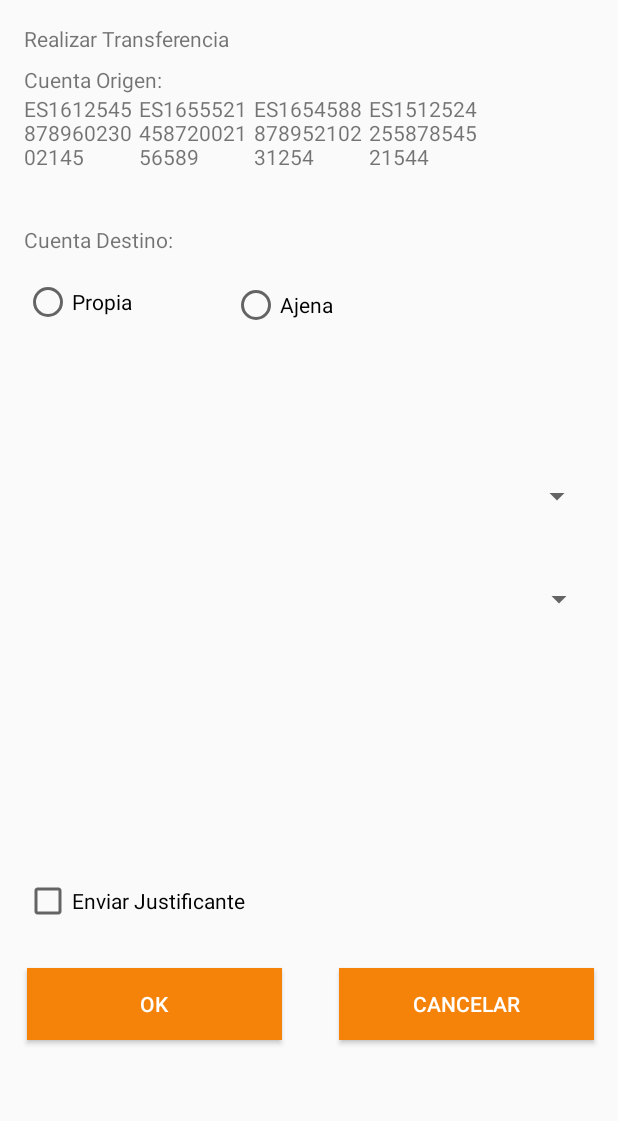
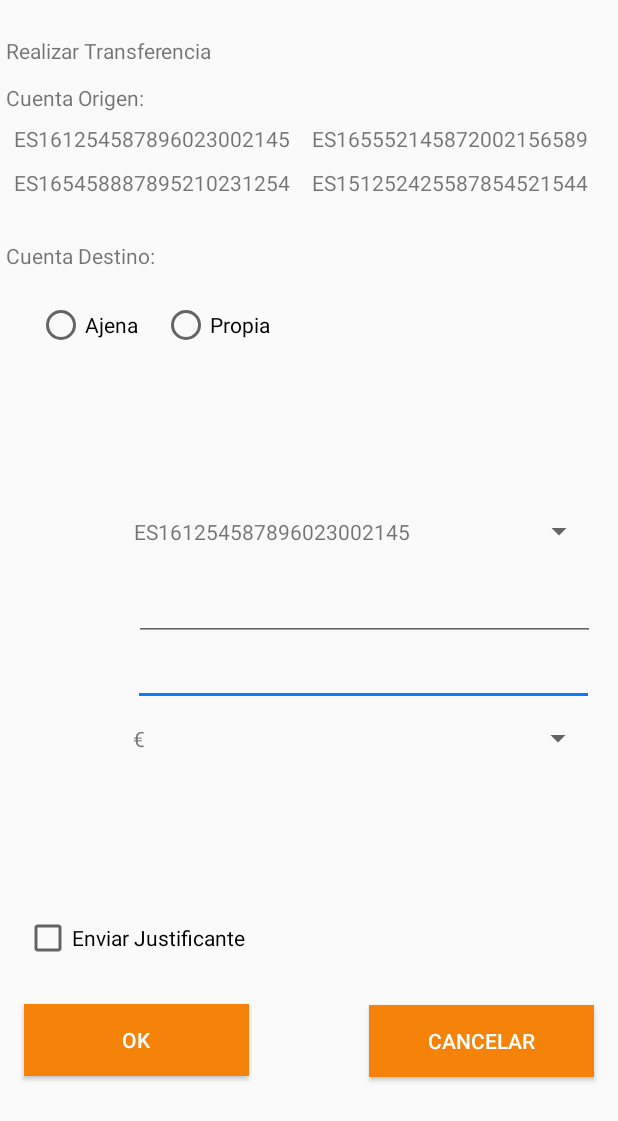
Before and after one commit to Crespuig/BancoAplicacion, an Android app: the TransferActivity screen opened directly, with no data from a screen before it, on a phone screen of 412 x 824 dp. Shown: the top 1121 px of the screen. Run offline under Robolectric (Android 15) with nearby library versions, the phone set to English and light mode, and no system bars.

Commit message:
Agregados todos los elementos del TransferActivity

```diff
--- /dev/null
+++ b/app/src/main/java/hecrpu/simarro/bancoaplicacion/DivisaAdapter.java
@@ -0,0 +1,47 @@
+package hecrpu.simarro.bancoaplicacion;
+
+import android.content.Context;
+import android.view.LayoutInflater;
+import android.view.View;
+import android.view.ViewGroup;
+import android.widget.BaseAdapter;
+import android.widget.TextView;
+
+import java.util.ArrayList;
+
+public class DivisaAdapter extends BaseAdapter {
+    private Context context;
+    private ArrayList<String> arrayList;
+
+    public DivisaAdapter(Context context, ArrayList<String> arrayList) {
+        this.context = context;
+        this.arrayList = arrayList;
+    }
+
+    @Override
+    public int getCount() {
+        return arrayList.size();
+    }
+
+    @Override
+    public Object getItem(int posicion) {
+        return arrayList.get(posicion);
+    }
+
+    @Override
+    public long getItemId(int posicion) {
+        return posicion;
+    }
+
+    @Override
+    public View getView(int posicion, View convertView, ViewGroup viewGroup) {
+        if(convertView == null){
+            LayoutInflater layoutInflater = (LayoutInflater) context.getSystemService(context.LAYOUT_INFLATER_SERVICE);
+            convertView = layoutInflater.inflate(R.layout.item_grid, null);
+        }
+        TextView gridText = (TextView) convertView.findViewById(R.id.gridViewText);
+        gridText.setText(arrayList.get(posicion));
+        return convertView;
+    }
+
+}
--- a/app/src/main/java/hecrpu/simarro/bancoaplicacion/TransferActivity.java
+++ b/app/src/main/java/hecrpu/simarro/bancoaplicacion/TransferActivity.java
@@ -7,6 +7,7 @@ import android.os.Bundle;
 import android.view.View;
 import android.widget.AdapterView;
 import android.widget.GridView;
+import android.widget.Spinner;
 
 import java.util.ArrayList;
 
@@ -14,6 +15,9 @@ public class TransferActivity extends AppCompatActivity {
 
     private GridView gridView;
     private GridAdapter gridAdapter;
+    private Spinner spinnerCuenta;
+    private Spinner spinnerDivisa;
+    private DivisaAdapter divisaAdapter;
 
     @Override
     protected void onCreate(Bundle savedInstanceState) {
@@ -39,6 +43,19 @@ public class TransferActivity extends AppCompatActivity {
             }
         });
 
+        // Spinner cuenta
+        spinnerCuenta = (Spinner) findViewById(R.id.spinnerTransfer);
+        spinnerCuenta.setAdapter(gridAdapter);
+
+        //Spinner divisa
+        ArrayList<String> divisaArray = new ArrayList<>();
+        divisaArray.add("€");
+        divisaArray.add("$");
+        spinnerDivisa = (Spinner) findViewById((R.id.divisaTransfer));
+        divisaAdapter = new DivisaAdapter(this, divisaArray);
+        spinnerDivisa.setAdapter(divisaAdapter);
+
+
     }
 
 
--- a/app/src/main/res/layout-xlarge-land/activity_transfer.xml
+++ b/app/src/main/res/layout-xlarge-land/activity_transfer.xml
@@ -23,7 +23,7 @@
         app:layout_constraintGuide_percent="0.5978112" />
 
     <TextView
-        android:id="@+id/textView1"
+        android:id="@+id/transferTextView1"
         android:layout_width="wrap_content"
         android:layout_height="wrap_content"
         android:layout_marginStart="16dp"
@@ -33,14 +33,14 @@
         app:layout_constraintTop_toTopOf="parent" />
 
     <TextView
-        android:id="@+id/textView2"
+        android:id="@+id/transferTextView2"
         android:layout_width="wrap_content"
         android:layout_height="wrap_content"
         android:layout_marginStart="16dp"
         android:layout_marginTop="8dp"
         android:text="TextView"
         app:layout_constraintStart_toStartOf="parent"
-        app:layout_constraintTop_toBottomOf="@+id/textView1" />
+        app:layout_constraintTop_toBottomOf="@+id/transferTextView1" />
 
     <GridView
         android:id="@+id/gridTransfer"
@@ -53,10 +53,10 @@
         android:stretchMode="columnWidth"
         android:verticalSpacing="10dp"
         app:layout_constraintStart_toStartOf="parent"
-        app:layout_constraintTop_toBottomOf="@+id/textView2" />
+        app:layout_constraintTop_toBottomOf="@+id/transferTextView2" />
 
     <TextView
-        android:id="@+id/textView3"
+        android:id="@+id/transferTextView3"
         android:layout_width="wrap_content"
         android:layout_height="wrap_content"
         android:layout_marginStart="16dp"
@@ -66,7 +66,7 @@
         app:layout_constraintTop_toBottomOf="@+id/gridTransfer" />
 
     <RadioButton
-        android:id="@+id/radioButton1"
+        android:id="@+id/transferRadioButton"
         android:layout_width="wrap_content"
         android:layout_height="wrap_content"
         android:layout_marginStart="16dp"
@@ -74,11 +74,11 @@
         android:text="RadioButton"
         app:layout_constraintBottom_toTopOf="@+id/guideline2"
         app:layout_constraintStart_toStartOf="parent"
-        app:layout_constraintTop_toBottomOf="@+id/textView3"
+        app:layout_constraintTop_toBottomOf="@+id/transferTextView3"
         app:layout_constraintVertical_bias="0.0" />
 
     <RadioButton
-        android:id="@+id/radioButton2"
+        android:id="@+id/tranferRadioButton1"
         android:layout_width="wrap_content"
         android:layout_height="wrap_content"
         android:layout_marginTop="16dp"
@@ -86,12 +86,12 @@
         app:layout_constraintBottom_toTopOf="@+id/guideline2"
         app:layout_constraintEnd_toEndOf="parent"
         app:layout_constraintHorizontal_bias="0.259"
-        app:layout_constraintStart_toEndOf="@+id/radioButton1"
-        app:layout_constraintTop_toBottomOf="@+id/textView3"
+        app:layout_constraintStart_toEndOf="@+id/transferRadioButton"
+        app:layout_constraintTop_toBottomOf="@+id/transferTextView3"
         app:layout_constraintVertical_bias="0.04" />
 
     <Spinner
-        android:id="@+id/spinner1"
+        android:id="@+id/spinnerTransfer"
         android:layout_width="380dp"
         android:layout_height="38dp"
         android:layout_marginTop="40dp"
@@ -109,11 +109,11 @@
         app:layout_constraintEnd_toEndOf="parent"
         app:layout_constraintHorizontal_bias="0.516"
         app:layout_constraintStart_toStartOf="parent"
-        app:layout_constraintTop_toBottomOf="@+id/spinner1"
+        app:layout_constraintTop_toBottomOf="@+id/spinnerTransfer"
         app:layout_constraintVertical_bias="0.449" />
 
     <CheckBox
-        android:id="@+id/checkBox"
+        android:id="@+id/checkBoxTransfer"
         android:layout_width="wrap_content"
         android:layout_height="wrap_content"
         android:layout_marginStart="16dp"
@@ -123,7 +123,7 @@
         app:layout_constraintTop_toTopOf="@+id/guideline3" />
 
     <Button
-        android:id="@+id/button1"
+        android:id="@+id/transferButtonOk"
         android:layout_width="170dp"
         android:layout_height="wrap_content"
         android:layout_marginStart="16dp"
@@ -132,14 +132,14 @@
         android:text="Button"
         android:textColor="@android:color/white"
         app:layout_constraintBottom_toBottomOf="parent"
-        app:layout_constraintEnd_toStartOf="@+id/button2"
+        app:layout_constraintEnd_toStartOf="@+id/transferButtonCancelar"
         app:layout_constraintHorizontal_bias="0.053"
         app:layout_constraintStart_toStartOf="parent"
-        app:layout_constraintTop_toBottomOf="@+id/checkBox"
+        app:layout_constraintTop_toBottomOf="@+id/checkBoxTransfer"
         app:layout_constraintVertical_bias="0.006" />
 
     <Button
-        android:id="@+id/button2"
+        android:id="@+id/transferButtonCancelar"
         android:layout_width="170dp"
         android:layout_height="wrap_content"
         android:layout_marginTop="28dp"
@@ -149,7 +149,7 @@
         android:textColor="@android:color/white"
         app:layout_constraintBottom_toBottomOf="parent"
         app:layout_constraintEnd_toEndOf="parent"
-        app:layout_constraintTop_toBottomOf="@+id/checkBox"
+        app:layout_constraintTop_toBottomOf="@+id/checkBoxTransfer"
         app:layout_constraintVertical_bias="0.006" />
 
 </androidx.constraintlayout.widget.ConstraintLayout>
--- a/app/src/main/res/layout/activity_transfer.xml
+++ b/app/src/main/res/layout/activity_transfer.xml
@@ -6,13 +6,39 @@
     android:layout_width="match_parent"
     android:layout_height="match_parent">
 
+    <Spinner
+        android:id="@+id/divisaTransfer"
+        android:layout_width="307dp"
+        android:layout_height="43dp"
+        android:layout_marginStart="8dp"
+        android:layout_marginEnd="8dp"
+        app:layout_constraintBottom_toTopOf="@+id/guideline3"
+        app:layout_constraintEnd_toEndOf="parent"
+        app:layout_constraintHorizontal_bias="0.909"
+        app:layout_constraintStart_toStartOf="parent"
+        app:layout_constraintTop_toBottomOf="@+id/importeTransfer"
+        app:layout_constraintVertical_bias="0.0" />
+
+    <EditText
+        android:id="@+id/importeTransfer"
+        android:layout_width="307dp"
+        android:layout_height="43dp"
+        android:layout_marginStart="8dp"
+        android:layout_marginEnd="8dp"
+        android:ems="10"
+        android:inputType="textPersonName"
+        app:layout_constraintEnd_toEndOf="parent"
+        app:layout_constraintHorizontal_bias="0.909"
+        app:layout_constraintStart_toStartOf="parent"
+        app:layout_constraintTop_toBottomOf="@+id/cuentaDestinoTransfer" />
+
     <androidx.constraintlayout.widget.Guideline
         android:id="@+id/guideline2"
         android:layout_width="wrap_content"
         android:layout_height="wrap_content"
         android:layout_marginStart="16dp"
         android:orientation="horizontal"
-        app:layout_constraintGuide_percent="0.33"
+        app:layout_constraintGuide_percent="0.36"
         app:layout_constraintStart_toStartOf="parent" />
 
     <androidx.constraintlayout.widget.Guideline
@@ -20,113 +46,112 @@
         android:layout_width="wrap_content"
         android:layout_height="wrap_content"
         android:orientation="horizontal"
-        app:layout_constraintGuide_percent="0.5978112" />
+        app:layout_constraintGuide_percent="0.73" />
 
     <TextView
-        android:id="@+id/textView1"
+        android:id="@+id/transferTextView1"
         android:layout_width="wrap_content"
         android:layout_height="wrap_content"
-        android:layout_marginStart="16dp"
-        android:layout_marginTop="16dp"
+        android:layout_marginStart="4dp"
+        android:layout_marginTop="24dp"
         android:text="Realizar Transferencia"
         app:layout_constraintStart_toStartOf="parent"
         app:layout_constraintTop_toTopOf="parent" />
 
     <TextView
-        android:id="@+id/textView2"
+        android:id="@+id/transferTextView2"
         android:layout_width="wrap_content"
         android:layout_height="wrap_content"
-        android:layout_marginStart="16dp"
-        android:layout_marginTop="8dp"
+        android:layout_marginStart="4dp"
+        android:layout_marginTop="12dp"
         android:text="Cuenta Origen:"
         app:layout_constraintStart_toStartOf="parent"
-        app:layout_constraintTop_toBottomOf="@+id/textView1" />
+        app:layout_constraintTop_toBottomOf="@+id/transferTextView1" />
 
     <GridView
         android:id="@+id/gridTransfer"
-        android:layout_width="380dp"
-        android:layout_height="75dp"
-        android:layout_marginStart="16dp"
+        android:layout_width="393dp"
+        android:layout_height="66dp"
+        android:layout_marginStart="8dp"
+        android:layout_marginTop="8dp"
+        android:layout_marginEnd="8dp"
         android:columnWidth="70dp"
+        android:gravity="center"
         android:horizontalSpacing="5dp"
-        android:numColumns="auto_fit"
-        android:gravity="center"
+        android:numColumns="2"
+        android:orientation="vertical"
         android:stretchMode="columnWidth"
         android:verticalSpacing="10dp"
+        app:layout_constraintEnd_toEndOf="parent"
         app:layout_constraintStart_toStartOf="parent"
-        app:layout_constraintTop_toBottomOf="@+id/textView2"
-        android:orientation="vertical"/>
+        app:layout_constraintTop_toBottomOf="@+id/transferTextView2" />
 
     <TextView
-        android:id="@+id/textView3"
+        android:id="@+id/transferTextView3"
         android:layout_width="wrap_content"
         android:layout_height="wrap_content"
-        android:layout_marginStart="16dp"
+        android:layout_marginStart="4dp"
         android:layout_marginTop="12dp"
         android:text="Cuenta Destino:"
         app:layout_constraintStart_toStartOf="parent"
         app:layout_constraintTop_toBottomOf="@+id/gridTransfer" />
 
+    <RadioGroup
+        android:id="@+id/radioGrTransfer"
+        android:layout_width="328dp"
+        android:layout_height="57dp"
+        android:orientation="horizontal"
+        android:padding="10dp"
+        app:layout_constraintBottom_toTopOf="@+id/guideline2"
+        app:layout_constraintEnd_toEndOf="parent"
+        app:layout_constraintHorizontal_bias="0.178"
+        app:layout_constraintStart_toStartOf="parent"
+        app:layout_constraintTop_toBottomOf="@+id/transferTextView3"
+        app:layout_constraintVertical_bias="0.0"
+        tools:ignore="MissingConstraints">
+
         <RadioButton
-        android:id="@+id/radioButton1"
+            android:id="@+id/tranferRadioButton1"
+            android:layout_width="wrap_content"
+            android:layout_height="wrap_content"
+            android:layout_marginTop="16dp"
+            android:text="Ajena" />
+
+        <RadioButton
+            android:id="@+id/transferRadioButton"
             android:layout_width="wrap_content"
             android:layout_height="wrap_content"
             android:layout_marginStart="16dp"
             android:layout_marginTop="16dp"
-        android:text="Propia"
-        app:layout_constraintBottom_toTopOf="@+id/guideline2"
-        app:layout_constraintStart_toStartOf="parent"
-        app:layout_constraintTop_toBottomOf="@+id/textView3"
-        app:layout_constraintVertical_bias="0.0" />
-
-    <RadioButton
-        android:id="@+id/radioButton2"
-        android:layout_width="wrap_content"
-        android:layout_height="wrap_content"
-        android:layout_marginTop="16dp"
-        android:text="Ajena"
-        app:layout_constraintBottom_toTopOf="@+id/guideline2"
-        app:layout_constraintEnd_toEndOf="parent"
-        app:layout_constraintHorizontal_bias="0.259"
-        app:layout_constraintStart_toEndOf="@+id/radioButton1"
-        app:layout_constraintTop_toBottomOf="@+id/textView3"
-        app:layout_constraintVertical_bias="0.04" />
+            android:text="Propia" />
+    </RadioGroup>
 
     <Spinner
-        android:id="@+id/spinner1"
-        android:layout_width="380dp"
-        android:layout_height="38dp"
-        android:layout_marginTop="40dp"
+        android:id="@+id/spinnerTransfer"
+        android:layout_width="307dp"
+        android:layout_height="43dp"
+        android:layout_marginStart="8dp"
+        android:layout_marginTop="36dp"
+        android:layout_marginEnd="8dp"
         app:layout_constraintEnd_toEndOf="parent"
-        app:layout_constraintHorizontal_bias="0.483"
+        app:layout_constraintHorizontal_bias="0.92"
         app:layout_constraintStart_toStartOf="parent"
-        app:layout_constraintTop_toTopOf="@+id/guideline2" />
-
-    <Spinner
-        android:id="@+id/spinner2"
-        android:layout_width="380dp"
-        android:layout_height="38dp"
-        android:layout_marginBottom="36dp"
-        app:layout_constraintBottom_toTopOf="@+id/guideline3"
-        app:layout_constraintEnd_toEndOf="parent"
-        app:layout_constraintHorizontal_bias="0.516"
-        app:layout_constraintStart_toStartOf="parent"
-        app:layout_constraintTop_toBottomOf="@+id/spinner1"
-        app:layout_constraintVertical_bias="0.449" />
+        app:layout_constraintTop_toTopOf="@+id/guideline2"
+        />
 
     <CheckBox
-        android:id="@+id/checkBox"
+        android:id="@+id/checkBoxTransfer"
         android:layout_width="wrap_content"
         android:layout_height="wrap_content"
         android:layout_marginStart="16dp"
-        android:layout_marginTop="92dp"
+        android:layout_marginTop="8dp"
         android:text="Enviar Justificante"
         app:layout_constraintStart_toStartOf="parent"
         app:layout_constraintTop_toTopOf="@+id/guideline3" />
 
     <Button
-        android:id="@+id/button1"
-        android:layout_width="170dp"
+        android:id="@+id/transferButtonOk"
+        android:layout_width="150dp"
         android:layout_height="wrap_content"
         android:layout_marginStart="16dp"
         android:layout_marginTop="28dp"
@@ -134,15 +159,15 @@
         android:text="OK"
         android:textColor="@android:color/white"
         app:layout_constraintBottom_toBottomOf="parent"
-        app:layout_constraintEnd_toStartOf="@+id/button2"
-        app:layout_constraintHorizontal_bias="0.053"
+        app:layout_constraintEnd_toStartOf="@+id/transferButtonCancelar"
+        app:layout_constraintHorizontal_bias="0.0"
         app:layout_constraintStart_toStartOf="parent"
-        app:layout_constraintTop_toBottomOf="@+id/checkBox"
-        app:layout_constraintVertical_bias="0.006" />
+        app:layout_constraintTop_toBottomOf="@+id/checkBoxTransfer"
+        app:layout_constraintVertical_bias="0.0" />
 
     <Button
-        android:id="@+id/button2"
-        android:layout_width="170dp"
+        android:id="@+id/transferButtonCancelar"
+        android:layout_width="150dp"
         android:layout_height="wrap_content"
         android:layout_marginTop="28dp"
         android:layout_marginEnd="16dp"
@@ -151,7 +176,21 @@
         android:textColor="@android:color/white"
         app:layout_constraintBottom_toBottomOf="parent"
         app:layout_constraintEnd_toEndOf="parent"
-        app:layout_constraintTop_toBottomOf="@+id/checkBox"
+        app:layout_constraintTop_toBottomOf="@+id/checkBoxTransfer"
         app:layout_constraintVertical_bias="0.006" />
 
+    <EditText
+        android:id="@+id/cuentaDestinoTransfer"
+        android:layout_width="307dp"
+        android:layout_height="43dp"
+        android:layout_marginStart="8dp"
+        android:layout_marginTop="8dp"
+        android:layout_marginEnd="8dp"
+        android:ems="10"
+        android:inputType="textPersonName"
+        app:layout_constraintEnd_toEndOf="parent"
+        app:layout_constraintHorizontal_bias="0.92"
+        app:layout_constraintStart_toStartOf="parent"
+        app:layout_constraintTop_toBottomOf="@+id/spinnerTransfer" />
+
 </androidx.constraintlayout.widget.ConstraintLayout>
```
Lines whose indentation alone changed are shown as unchanged.
